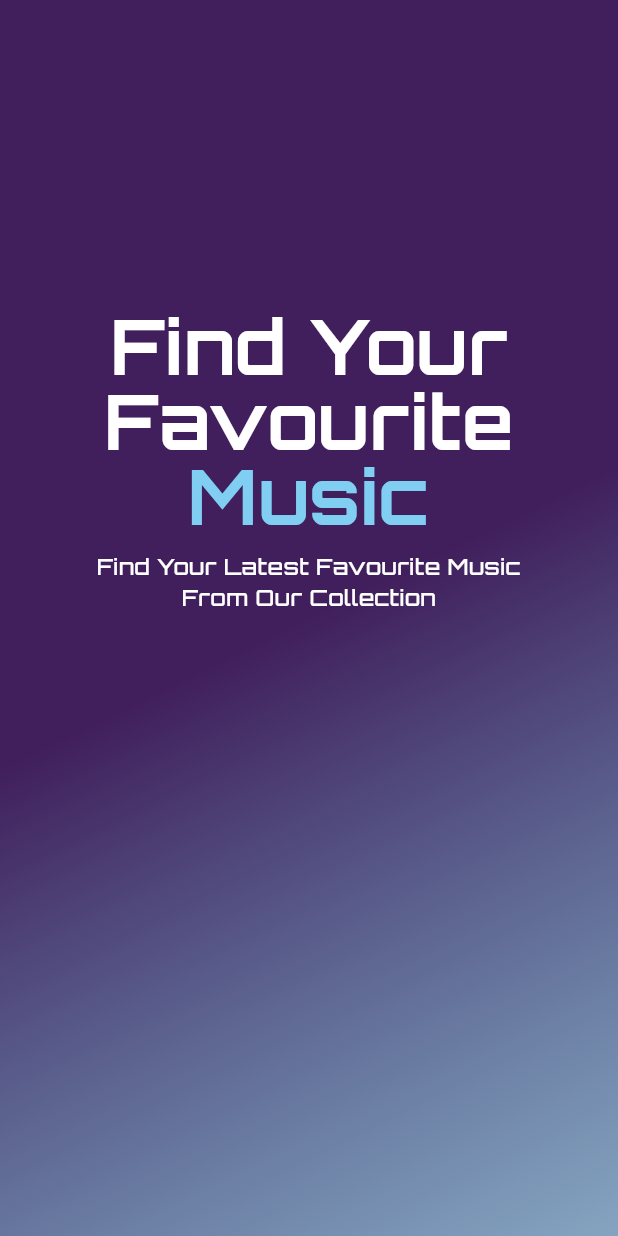
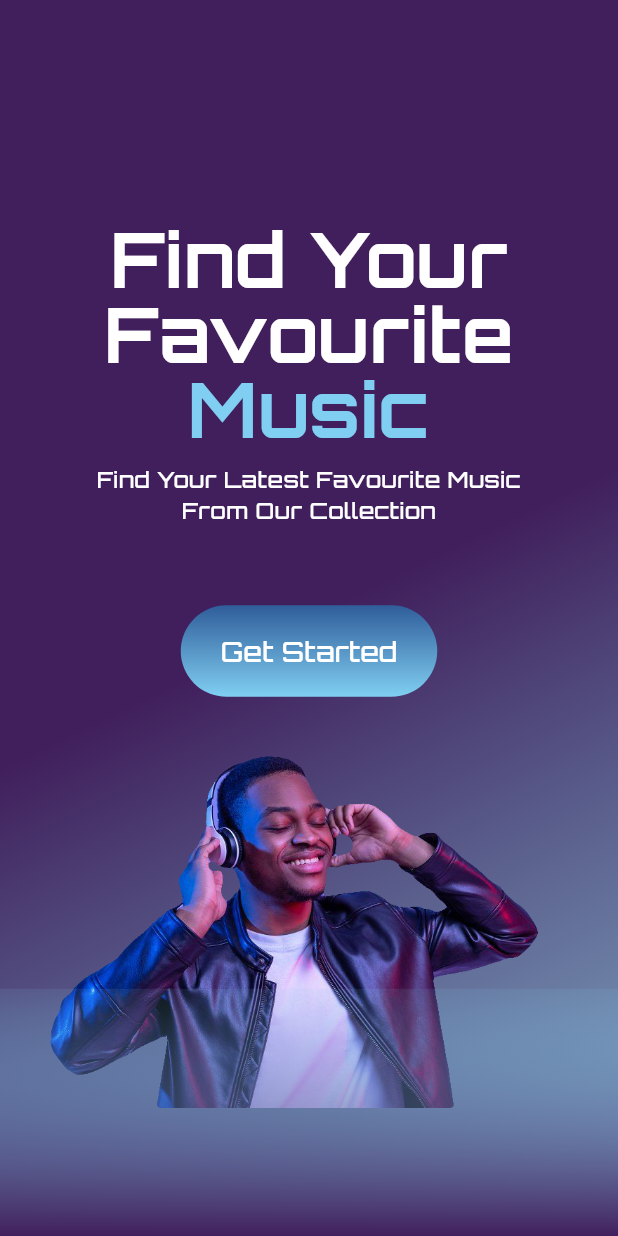
Before and after one commit to Eslamadelelkhouly/musicapp, a Flutter app: the screen it shows after launch, on a phone screen of 412 x 824 dp. Run offline on Flutter 3.47's test engine with Material 3 defaults, Android fonts, the phone set to English and light mode, and no system bars; our stand-ins replace go_router, google_fonts.

Commit message:
add home view

```diff
--- a/lib/features/splash/presentation/view/widgets/splash_view_body.dart
+++ b/lib/features/splash/presentation/view/widgets/splash_view_body.dart
@@ -1,7 +1,11 @@
 import 'package:flutter/material.dart';
+import 'package:go_router/go_router.dart';
 import 'package:musicapp/features/splash/presentation/view/widgets/custom_title.dart';
 import 'package:musicapp/features/splash/presentation/view/widgets/discription_widget.dart';
 import 'package:musicapp/utils/core/color_style.dart';
+import 'package:musicapp/utils/core/custom_button.dart';
+import 'package:musicapp/utils/core/images.dart';
+import 'package:musicapp/utils/core/router_screens.dart';
 
 class SplashViewBody extends StatelessWidget {
   const SplashViewBody({super.key});
@@ -23,10 +27,48 @@ class SplashViewBody extends StatelessWidget {
         crossAxisAlignment: CrossAxisAlignment.center,
         children: [
           SizedBox(
-            height: MediaQuery.of(context).size.height * 0.25,
+            height: MediaQuery.of(context).size.height * 0.18,
           ),
           CustomTitle(),
           DiscriptionWidget(),
+          SizedBox(
+            height: MediaQuery.of(context).size.height * 0.05,
+          ),
+          CustomButton(
+            onPressed: () {
+              GoRouter.of(context).push(RouterScreens.home);
+            },
+          ),
+          Expanded(
+            child: Stack(
+              children: [
+                Container(
+                  width: double.infinity,
+                  child: Image.asset(
+                    Images.splashimg,
+                    fit: BoxFit.cover,
+                  ),
+                ),
+                Positioned(
+                  bottom: 0,
+                  child: Container(
+                    width: MediaQuery.of(context).size.width,
+                    height: MediaQuery.of(context).size.height * 0.2,
+                    decoration: BoxDecoration(
+                      gradient: LinearGradient(
+                        begin: Alignment(0.00, 1.00),
+                        end: Alignment(0.00, -1),
+                        colors: [
+                          ColorStyle.primary,
+                          ColorStyle.title.withOpacity(0.1),
+                        ],
+                      ),
+                    ),
+                  ),
+                ),
+              ],
+            ),
+          ),
         ],
       ),
     );
--- a/lib/utils/core/color_style.dart
+++ b/lib/utils/core/color_style.dart
@@ -4,4 +4,6 @@ abstract class ColorStyle {
   static const primary = Color(0xff411F5C);
   static const secondary = Color(0xff261F5C8A);
   static const title = Color(0xff80CFF2);
+  static const colorgradiantbutton = Color(0xff2F5D9A);
+  static const colorgradiantimage = Color(0xff3097C50A);
 }
--- /dev/null
+++ b/lib/utils/core/custom_button.dart
@@ -0,0 +1,33 @@
+import 'package:flutter/material.dart';
+import 'package:musicapp/utils/core/color_style.dart';
+import 'package:musicapp/utils/core/style.dart';
+
+class CustomButton extends StatelessWidget {
+  final void Function()? onPressed;
+  const CustomButton({super.key, this.onPressed});
+
+  @override
+  Widget build(BuildContext context) {
+    return MaterialButton(
+      onPressed: onPressed,
+      child: Container(
+        width: 171,
+        height: 61,
+        decoration: BoxDecoration(
+          borderRadius: BorderRadius.circular(50),
+          gradient: LinearGradient(
+            begin: Alignment(0.00, -1.00),
+            end: Alignment(0, 1),
+            colors: [
+              ColorStyle.colorgradiantbutton,
+              ColorStyle.title,
+            ],
+          ),
+        ),
+        child: Center(
+          child: Text('Get Started', style: Style.textStylemedium18),
+        ),
+      ),
+    );
+  }
+}
--- /dev/null
+++ b/lib/utils/core/images.dart
@@ -0,0 +1,3 @@
+abstract class Images {
+static const String splashimg = 'assets/images/splash_img.png';
+}
--- a/lib/utils/core/router_screens.dart
+++ b/lib/utils/core/router_screens.dart
@@ -1,8 +1,10 @@
 import 'package:go_router/go_router.dart';
+import 'package:musicapp/features/home/presentation/views/home_view.dart';
 import 'package:musicapp/features/splash/presentation/view/splash_view.dart';
 
 abstract class RouterScreens {
   static const splash = '/';
+  static const home = '/home';
 
   static final router = GoRouter(
     initialLocation: splash,
@@ -11,6 +13,10 @@ abstract class RouterScreens {
         path: splash,
         builder: (context, state) => const SplashView(),
       ),
+      GoRoute(
+        path: home,
+        builder: (context, state) => const HomeView(),
+      ),
     ],
   );
 }
--- a/pubspec.yaml
+++ b/pubspec.yaml
@@ -61,9 +61,8 @@ flutter:
   uses-material-design: true
 
   # To add assets to your application, add an assets section, like this:
-  # assets:
-  #   - images/a_dot_burr.jpeg
-  #   - images/a_dot_ham.jpeg
+  assets:
+    - assets/images/
 
   # An image asset can refer to one or more resolution-specific "variants", see
   # https://flutter.dev/to/resolution-aware-images
```
Also changed, not shown: lib/features/home/presentation/views/home_view.dart (added, +13 -0 lines), lib/features/home/presentation/views/widgets/home_view_body.dart (added, +24 -0 lines), assets/images/splash_img.png (added), 1 other file.
